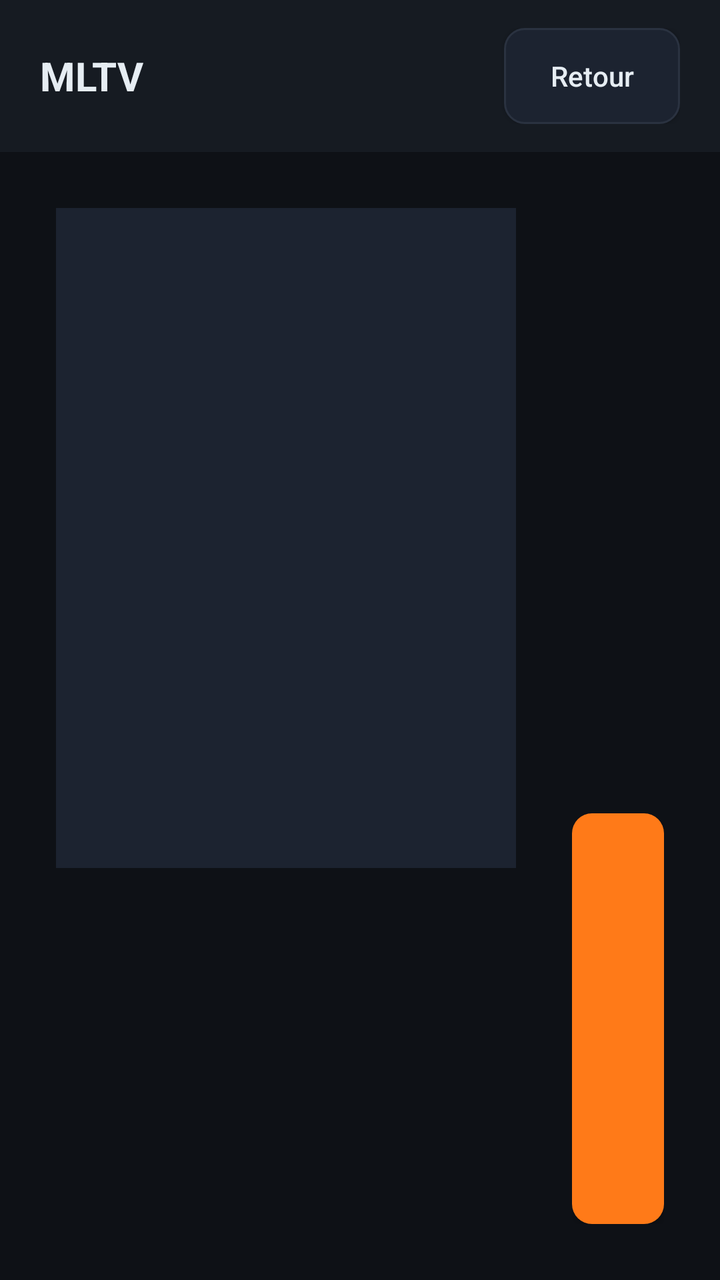
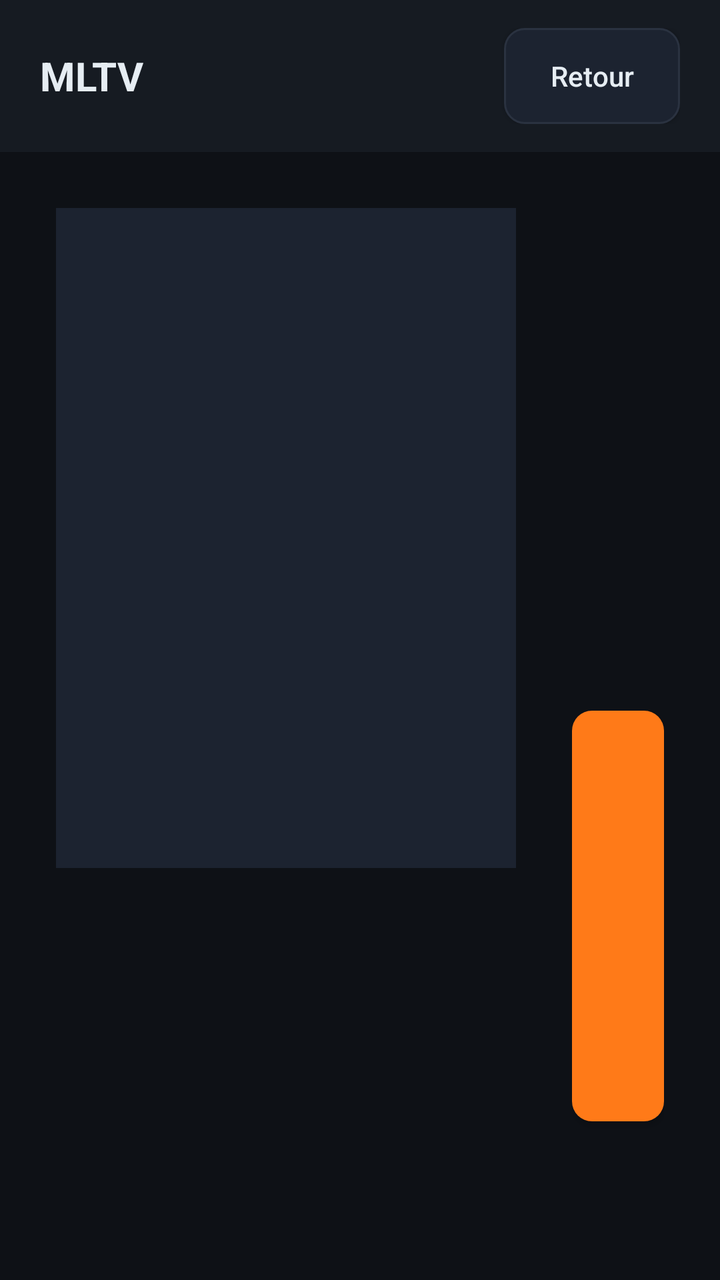

Compare the two renders of this Android layout. The source of the first and the diff that turns it into the second are given below.
<!-- AndroidManifest.xml: application theme Theme.MLTV -->
<!-- res/layout/activity_movie_detail.xml -->
<?xml version="1.0" encoding="utf-8"?>
<LinearLayout xmlns:android="http://schemas.android.com/apk/res/android"
    android:layout_width="match_parent"
    android:layout_height="match_parent"
    android:orientation="vertical"
    android:background="@color/bg">

    <LinearLayout
        android:layout_width="match_parent"
        android:layout_height="wrap_content"
        android:orientation="horizontal"
        android:gravity="center_vertical"
        android:paddingHorizontal="20dp"
        android:paddingVertical="14dp"
        android:background="@color/panel">

        <TextView
            android:id="@+id/tv_header"
            android:layout_width="0dp"
            android:layout_height="wrap_content"
            android:layout_weight="1"
            android:text="@string/app_name"
            android:textColor="@color/txt"
            android:textSize="20sp"
            android:textStyle="bold"
            android:maxLines="1"
            android:ellipsize="end" />

        <Button
            android:id="@+id/btn_back"
            android:layout_width="wrap_content"
            android:layout_height="wrap_content"
            android:background="@drawable/btn_secondary"
            android:text="Retour"
            android:textColor="@color/txt"
            android:textAllCaps="false"
            android:textSize="14sp"
            android:paddingHorizontal="16dp" />
    </LinearLayout>

    <LinearLayout
        android:layout_width="match_parent"
        android:layout_height="0dp"
        android:layout_weight="1"
        android:orientation="horizontal"
        android:padding="28dp"
        android:baselineAligned="false">

        <ImageView
            android:id="@+id/iv_poster"
            android:layout_width="230dp"
            android:layout_height="330dp"
            android:background="@color/panel2"
            android:scaleType="centerCrop"
            android:contentDescription="@string/app_name" />

        <LinearLayout
            android:layout_width="0dp"
            android:layout_height="match_parent"
            android:layout_weight="1"
            android:layout_marginStart="28dp"
            android:orientation="vertical">

            <TextView
                android:id="@+id/tv_title"
                android:layout_width="match_parent"
                android:layout_height="wrap_content"
                android:textColor="@color/txt"
                android:textSize="28sp"
                android:textStyle="bold"
                android:maxLines="2"
                android:ellipsize="end" />

            <TextView
                android:id="@+id/tv_meta"
                android:layout_width="match_parent"
                android:layout_height="wrap_content"
                android:layout_marginTop="8dp"
                android:textColor="@color/muted"
                android:textSize="15sp"
                android:maxLines="1"
                android:ellipsize="end" />

            <ScrollView
                android:layout_width="match_parent"
                android:layout_height="0dp"
                android:layout_weight="1"
                android:layout_marginTop="16dp"
                android:focusable="true">

                <TextView
                    android:id="@+id/tv_plot"
                    android:layout_width="match_parent"
                    android:layout_height="wrap_content"
                    android:textColor="#FFC7D0DA"
                    android:textSize="16sp"
                    android:lineSpacingMultiplier="1.3" />
            </ScrollView>

            <Button
                android:id="@+id/btn_play"
                android:layout_width="wrap_content"
                android:layout_height="wrap_content"
                android:layout_marginTop="18dp"
                android:background="@drawable/btn_accent"
                android:text="▶  Lecture"
                android:textColor="@color/accent_text"
                android:textAllCaps="false"
                android:textStyle="bold"
                android:textSize="17sp"
                android:paddingHorizontal="28dp"
                android:paddingVertical="12dp" />
        </LinearLayout>
    </LinearLayout>
</LinearLayout>
<!-- resources referenced by this layout -->
<resources>
  <color name="accent_text">#FF1A1200</color>
  <color name="bg">#FF0E1116</color>
  <color name="muted">#FF8B98A9</color>
  <color name="panel">#FF161B22</color>
  <color name="panel2">#FF1C2330</color>
  <color name="txt">#FFE6EDF3</color>
  <!-- drawable btn_accent (drawable) -->
  <?xml version="1.0" encoding="utf-8"?>
  <selector xmlns:android="http://schemas.android.com/apk/res/android">
      <item android:state_focused="true">
          <shape android:shape="rectangle">
              <solid android:color="@color/accent" />
              <stroke android:width="3dp" android:color="@color/txt" />
              <corners android:radius="10dp" />
          </shape>
      </item>
      <item>
          <shape android:shape="rectangle">
              <solid android:color="@color/accent" />
              <corners android:radius="10dp" />
          </shape>
      </item>
  </selector>
  <!-- drawable btn_secondary (drawable) -->
  <?xml version="1.0" encoding="utf-8"?>
  <selector xmlns:android="http://schemas.android.com/apk/res/android">
      <item android:state_focused="true">
          <shape android:shape="rectangle">
              <solid android:color="@color/panel2" />
              <stroke android:width="2dp" android:color="@color/accent" />
              <corners android:radius="10dp" />
          </shape>
      </item>
      <item>
          <shape android:shape="rectangle">
              <solid android:color="@color/panel2" />
              <stroke android:width="1dp" android:color="@color/line" />
              <corners android:radius="10dp" />
          </shape>
      </item>
  </selector>
  <string name="app_name">MLTV</string>
  <style name="Theme.MLTV" parent="Theme.AppCompat.NoActionBar">
          <item name="android:windowBackground">@color/bg</item>
          <item name="android:statusBarColor">@color/bg</item>
          <item name="android:colorBackground">@color/bg</item>
      </style>
  <color name="accent">#FFFF7A18</color>
  <color name="line">#FF2A3240</color>
</resources>

<!-- the commit's change to res/layout/activity_movie_detail.xml (unified diff, before → after) -->
@@ -97,19 +97,38 @@
                     android:lineSpacingMultiplier="1.3" />
             </ScrollView>
 
-            <Button
-                android:id="@+id/btn_play"
+            <LinearLayout
                 android:layout_width="wrap_content"
                 android:layout_height="wrap_content"
                 android:layout_marginTop="18dp"
-                android:background="@drawable/btn_accent"
-                android:text="▶  Lecture"
-                android:textColor="@color/accent_text"
-                android:textAllCaps="false"
-                android:textStyle="bold"
-                android:textSize="17sp"
-                android:paddingHorizontal="28dp"
-                android:paddingVertical="12dp" />
+                android:orientation="horizontal">
+
+                <Button
+                    android:id="@+id/btn_play"
+                    android:layout_width="wrap_content"
+                    android:layout_height="wrap_content"
+                    android:background="@drawable/btn_accent"
+                    android:text="▶  Lecture"
+                    android:textColor="@color/accent_text"
+                    android:textAllCaps="false"
+                    android:textStyle="bold"
+                    android:textSize="17sp"
+                    android:paddingHorizontal="28dp"
+                    android:paddingVertical="12dp" />
+
+                <Button
+                    android:id="@+id/btn_watch"
+                    android:layout_width="wrap_content"
+                    android:layout_height="wrap_content"
+                    android:layout_marginStart="12dp"
+                    android:background="@drawable/btn_secondary"
+                    android:text="＋  À regarder"
+                    android:textColor="@color/txt"
+                    android:textAllCaps="false"
+                    android:textSize="16sp"
+                    android:paddingHorizontal="22dp"
+                    android:paddingVertical="12dp" />
+            </LinearLayout>
         </LinearLayout>
     </LinearLayout>
 </LinearLayout>
